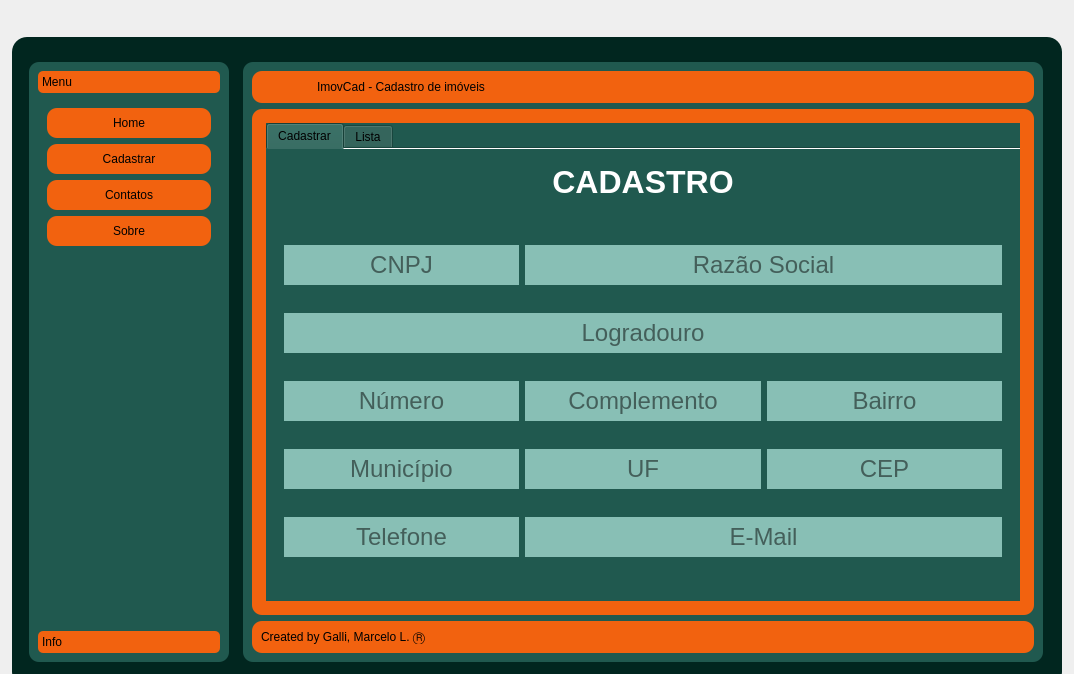
Old version of the form design/cadastroV2.ui in the repository MarceloGalliDev/Cadastro-Python.
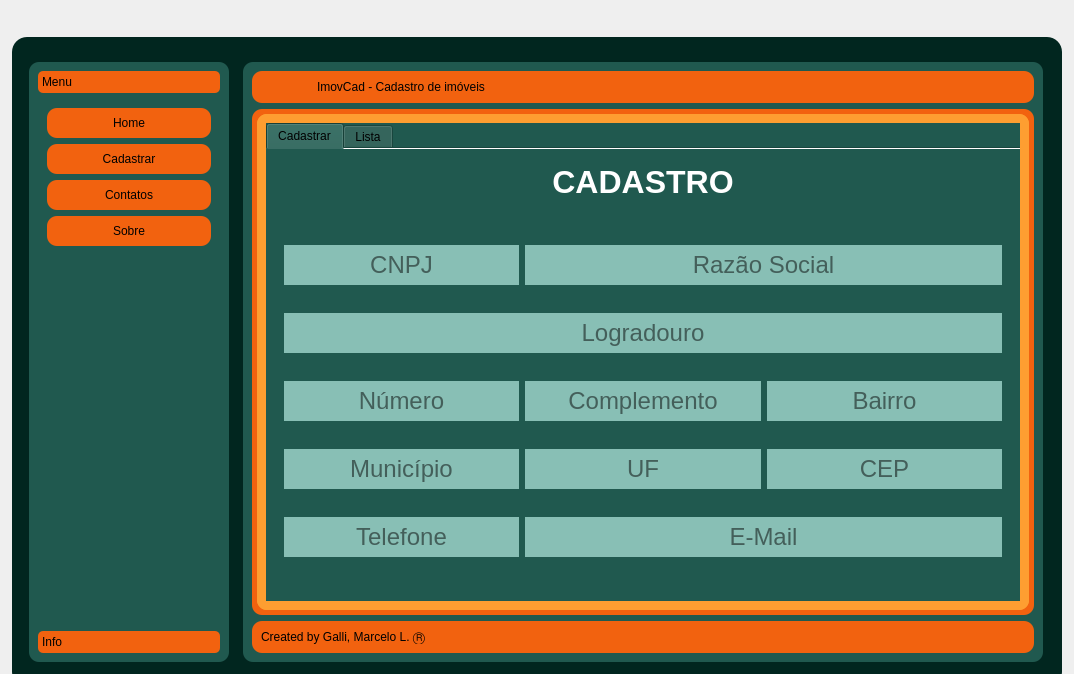
New version of the form. Icons and pictures are not drawn.

```diff
--- a/design/cadastroV2.ui
+++ b/design/cadastroV2.ui
@@ -478,6 +478,9 @@
              </property>
              <item>
               <widget class="QStackedWidget" name="stackedWidget_content">
+               <property name="styleSheet">
+                <string notr="true">background-color: rgb(254, 158, 49);</string>
+               </property>
                <property name="currentIndex">
                 <number>1</number>
                </property>
```
Left out of the diff: 20 changed lines with no effect on the pictures.
